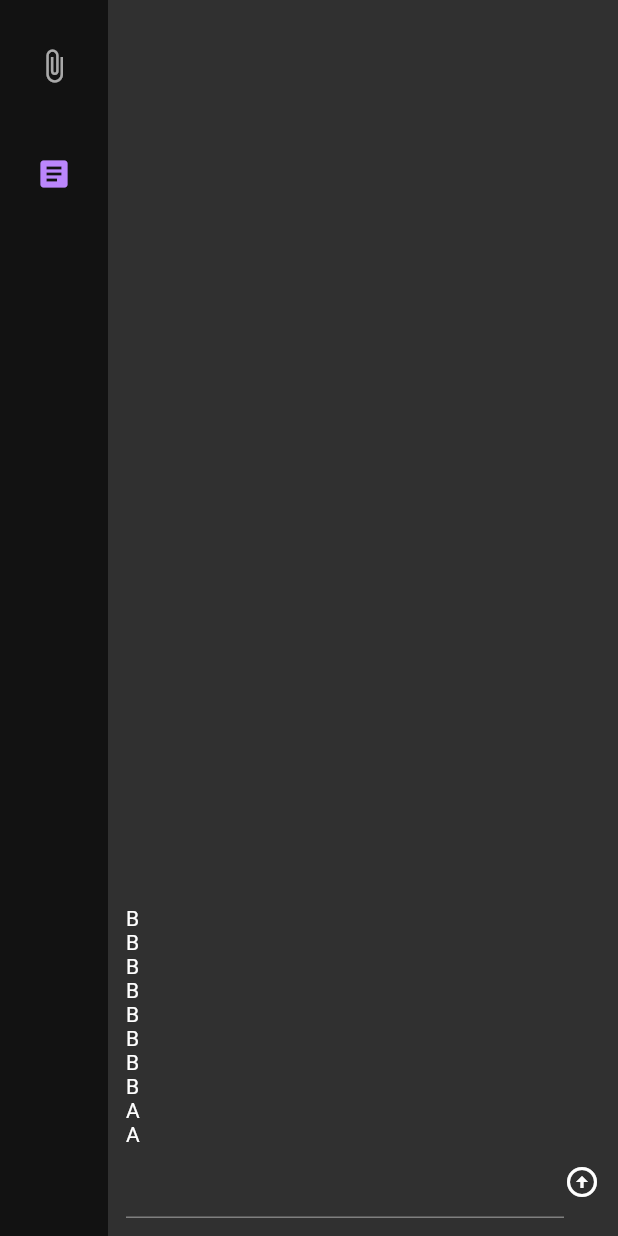
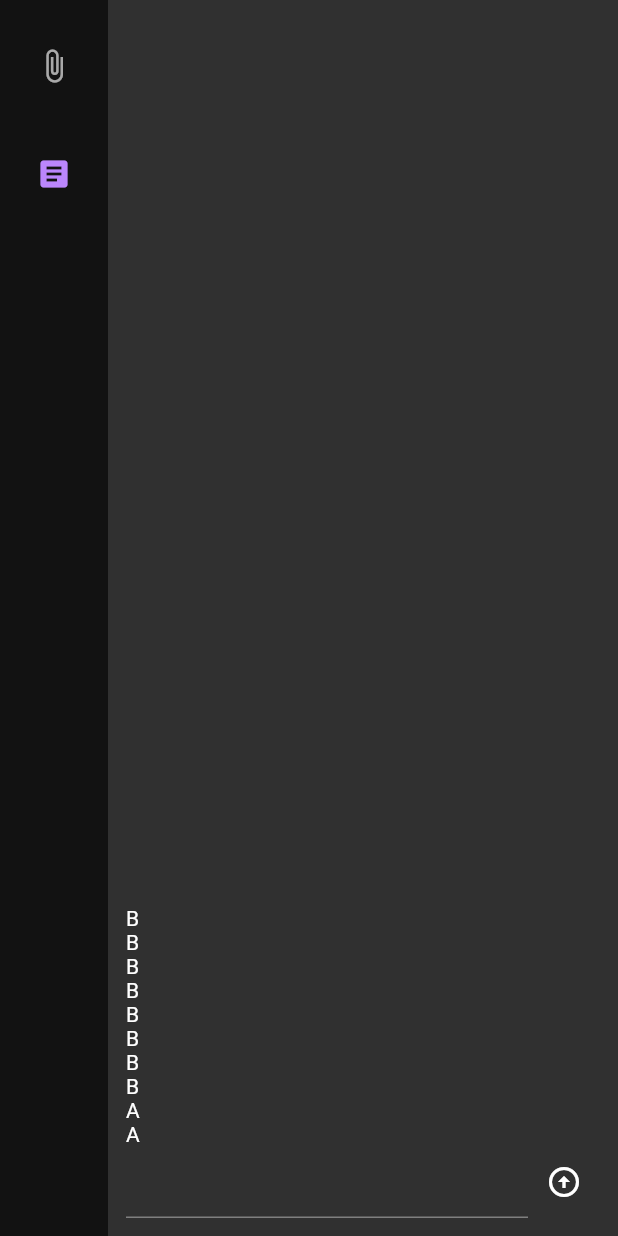
Before and after one commit to teammonkeytech/flutter-gui, a Flutter app: the screen it shows after launch, after a tap on "Text", on a phone screen of 412 x 824 dp. Run offline on Flutter 3.47's test engine with Material 2 defaults, Android fonts, the phone set to English and light mode, and no system bars; missing offline and left inert: dart:html, dart:js_util.

Commit message:
Add icon button and TODO comments

```diff
--- a/lib/MessagesScreen.dart
+++ b/lib/MessagesScreen.dart
@@ -11,6 +11,7 @@ class MessagesScreen extends StatelessWidget {
           Expanded(
               child: ListView.builder(
                   reverse: true,
+                  // TODO: retrieve messages lazily
                   itemBuilder: (context, index) => index <= 1
                       ? Text("A")
                       : index < 10
@@ -19,7 +20,14 @@ class MessagesScreen extends StatelessWidget {
           SafeArea(
               child: Row(children: [
             Expanded(child: TextField(controller: controller)),
-            Icon(Icons.arrow_circle_up)
+            IconButton(
+              icon: Icon(Icons.arrow_circle_up),
+              onPressed: () {
+                // TODO: submit text in `controller`
+                print(controller.text);
+                controller.clear();
+              },
+            )
           ]))
         ]));
   }
```
